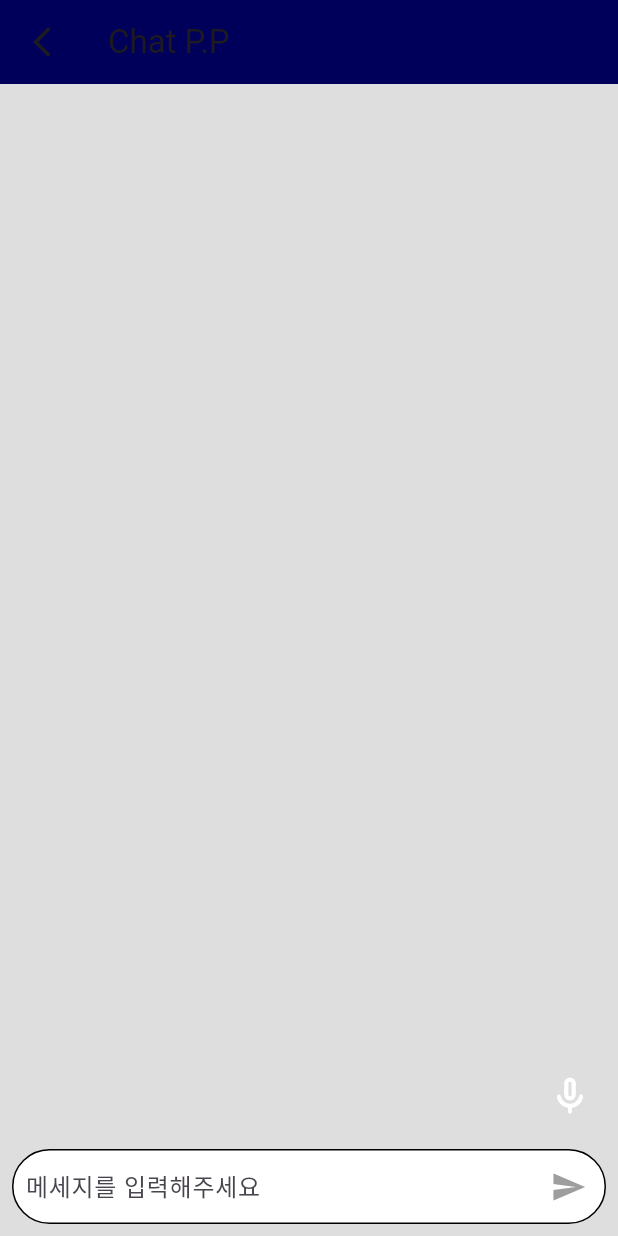
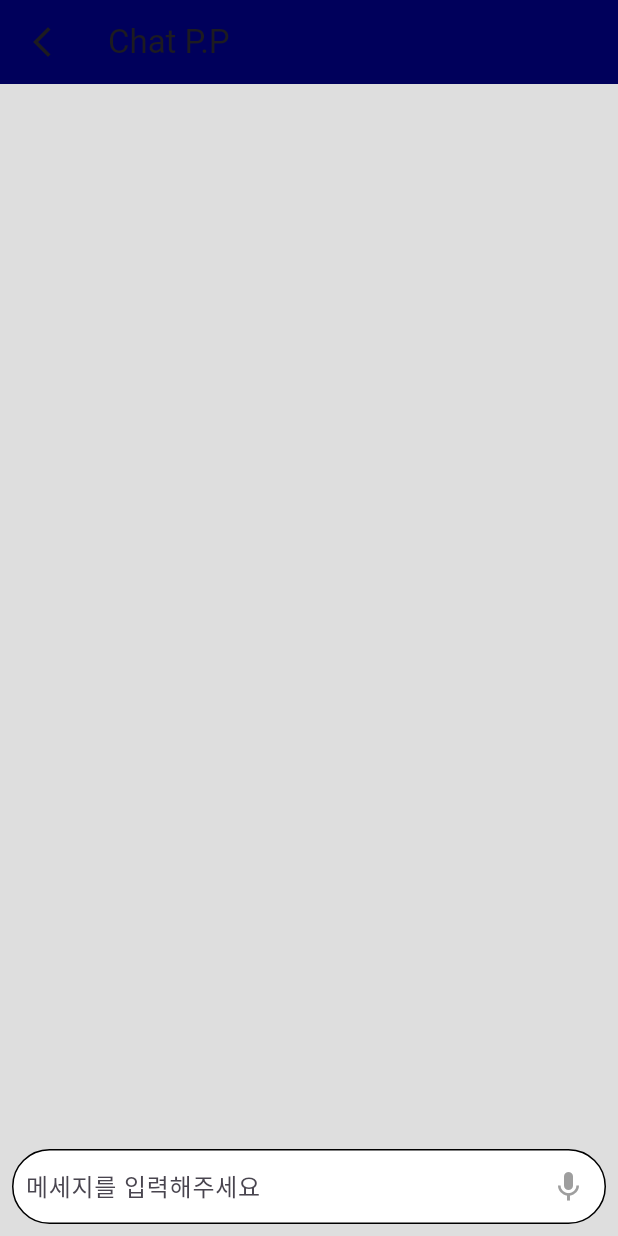
Before and after one commit to Government-Open-Data-Project/Client, a Flutter app: the Chat screen opened directly, on a phone screen of 412 x 824 dp. Run offline on Flutter 3.47's test engine with Material 3 defaults, Android fonts, the phone set to English and light mode, and no system bars; our stand-ins replace dots_indicator.

Commit message:
feat : 채팅에 음성 버튼 생성

```diff
--- a/lib/chat.dart
+++ b/lib/chat.dart
@@ -12,6 +12,8 @@ class _ChatState extends State<Chat> {
   final TextEditingController _textController = TextEditingController();
   final List<ChatMessage> _messages = [];
   final ScrollController _scrollController = ScrollController();
+  bool isTyping = false;
+
 
   @override
   Widget build(BuildContext context) {
@@ -30,12 +32,16 @@ class _ChatState extends State<Chat> {
       body: GestureDetector(
         onTap: () {
           FocusScope.of(context).unfocus(); //  키보드 숨기기
+          setState(() {
+            isTyping = false; // 텍스트필드 외부를 탭하면 입력 중이 아님
+          });
         },
         child: Container(
           color: Color(0xFFDEDEDE), // 배경 색상 설정
           child: Column(
             children: [
               Expanded(
+                //스크롤 다 떙기면? 나오는 색
                 child: GlowingOverscrollIndicator(
                   color: Colors.black,
                   axisDirection: AxisDirection.down,
@@ -48,52 +54,46 @@ class _ChatState extends State<Chat> {
                   ),
                 ),
               ),
-              Container(
-                color: Colors.transparent, // Background color
-                height: 50,
-                child: Row(
-                  mainAxisAlignment: MainAxisAlignment.end,
-                  children: [
-                    Container(
-                     color: Colors.transparent,
-                      padding: EdgeInsets.fromLTRB(8, 0, 8, 8),
-                      child: IconButton(
-                        icon: Icon(Icons.mic_none_rounded,color: Colors.white,size: 30,),
-                        onPressed: () {
-                          // Handle voice icon tap
-                        },
-                      ),
-                    ),
-                  ],
-                ),
-              ),
               Padding(
                 padding: const EdgeInsets.all(8.0),
                 child: Container(
                   decoration: BoxDecoration(
-                    color: Colors.white, // Background color
-                    borderRadius: BorderRadius.circular(50.0), // Circular border radius
+                    color: Colors.white,
+                    // Background color
+                    borderRadius: BorderRadius.circular(50.0),
+                    // Circular border radius
                     border: Border.all(color: Colors.black), // Black border
                   ),
                   child: Row(
                     children: [
                       Expanded(
                         child: Padding(
-                          padding: const EdgeInsets.symmetric(horizontal: 8.0), // Adjust the padding as needed
+                          padding: const EdgeInsets.symmetric(horizontal: 8.0),
                           child: TextField(
                             controller: _textController,
-
+                            onTap: () {
+                              setState(() {
+                                isTyping = true; // 텍스트필드를 탭하면 입력 중임
+                              });
+                            },
                             decoration: InputDecoration(
                               hintText: "메세지를 입력해주세요",
-                              border: InputBorder.none, // Remove TextField default border
+                              border: InputBorder.none,
                             ),
                           ),
                         ),
                       ),
                       IconButton(
-                        icon: Icon(Icons.send,color: Colors.grey,),
+                        icon: Icon(
+                          isTyping ? Icons.send : Icons.mic,
+                          color: Colors.grey,
+                        ),
                         onPressed: () {
-                          sendMessage();
+                          if (isTyping) {
+                            sendMessage();
+                          } else {
+                            // 마이크 아이콘을 눌렀을 때의 동작 추가
+                          }
                         },
                       ),
                     ],
@@ -144,7 +144,7 @@ class ChatMessage extends StatelessWidget {
         margin: const EdgeInsets.all(8.0),
         padding: const EdgeInsets.all(16.0),
         decoration: BoxDecoration(
-          color: isMe ?  Color(0xFFCADFEF): Colors.white, //나면 파랑 봇 흰색
+          color: isMe ? Color(0xFFCADFEF) : Colors.white, //나면 파랑 봇 흰색
           borderRadius: BorderRadius.only(
             topLeft: isMe ? Radius.circular(20.0) : Radius.circular(1.0),
             topRight: isMe ? Radius.circular(1.0) : Radius.circular(20.0),
--- a/lib/home.dart
+++ b/lib/home.dart
@@ -13,6 +13,9 @@ class home extends StatelessWidget {
   final List<PopupInfo> todayNews = [
     PopupInfo(title: "오늘 뉴스 제목 1 ", content: "오늘 내용 1"),
     PopupInfo(title: "오늘 뉴스 제목 2", content: "오늘 내용2"),
+    PopupInfo(title: "오늘 뉴스 제목 3", content: "오늘 내용2"),
+    PopupInfo(title: "오늘 뉴스 제목 4", content: "오늘 내용2"),
+    PopupInfo(title: "오늘 뉴스 제목 5", content: "오늘 내용2"),
   ];
 
   final List<PopupInfo> ageNews = [
```
